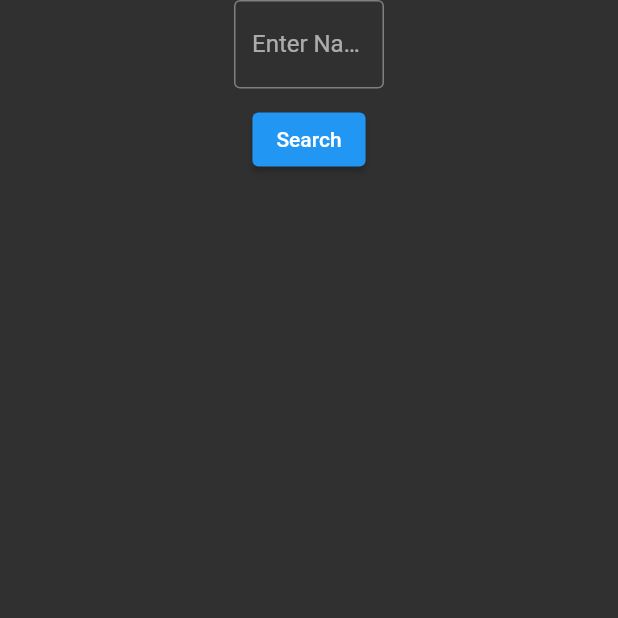
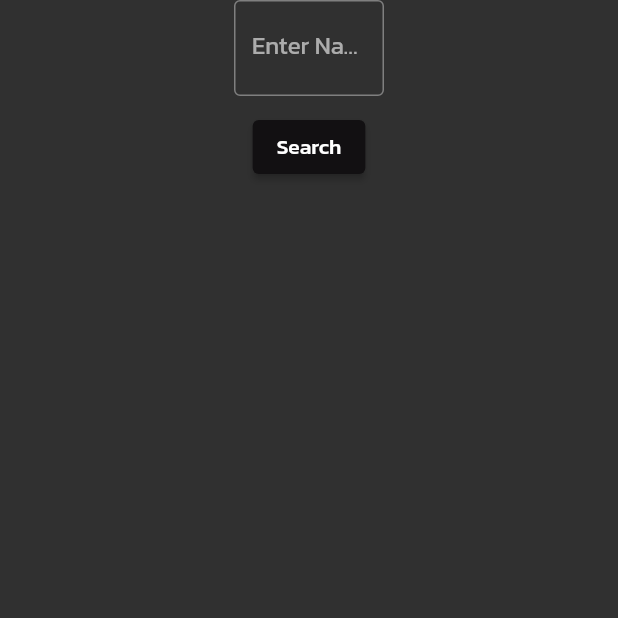
Before and after one commit to mustahsanK/superheroes_flutter_app, a Flutter app: the SearchScreen screen opened directly, on a phone screen of 412 x 824 dp, the top half of it. Run offline on Flutter 3.47's test engine with Material 2 defaults, Android fonts, the phone set to English and light mode, and no system bars; network calls fail.

Commit message:
theme changes

```diff
--- a/lib/superheroes_theme.dart
+++ b/lib/superheroes_theme.dart
@@ -1,6 +1,18 @@
 import 'package:flutter/material.dart';
 
 ThemeData appTheme = ThemeData(
-  brightness: Brightness.dark,
+  colorScheme: const ColorScheme(
+    brightness: Brightness.dark,
+    primary: Color(0xff121012),
+    onPrimary: Color(0xffffffff),
+    secondary: Color(0xff382C3E),
+    onSecondary: Color(0xffffffff),
+    error: Colors.redAccent,
+    onError: Color(0xffffffff),
+    background: Colors.black45,
+    onBackground: Color(0xffffffff),
+    surface: Colors.black45,
+    onSurface: Color(0xffffffff),
+  ),
   fontFamily: 'Kanit'
 );
```
Also changed, not shown: pubspec.yaml (+4 -4 lines).
